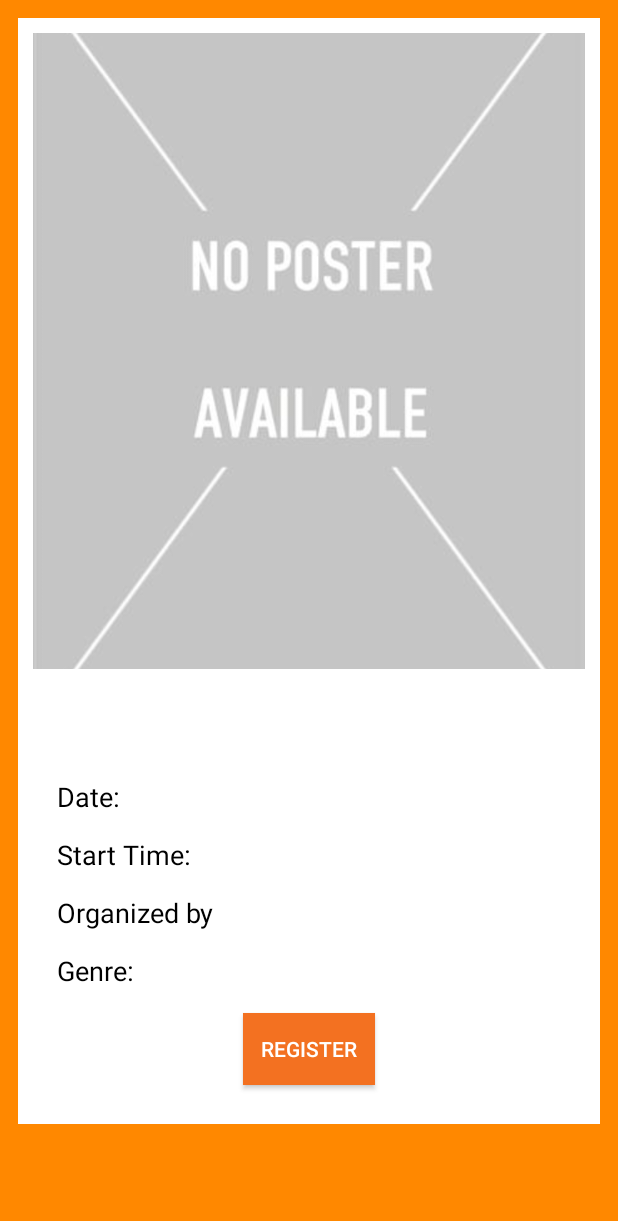
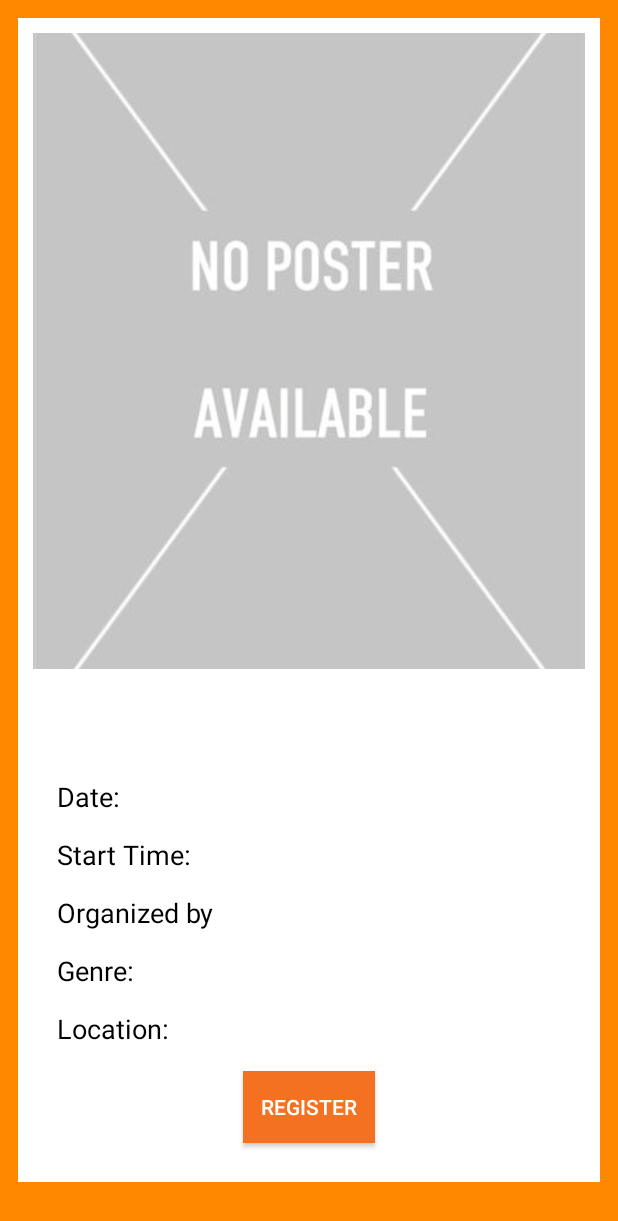
Before and after one commit to Chandravadhana24/E-Events-AAP-Project, an Android app: the eventDetails screen opened directly, with no data from a screen before it, on a phone screen of 412 x 824 dp. Shown: the top 1221 px of the screen. Run offline under Robolectric (Android 15) with nearby library versions, the phone set to English and light mode, and no system bars; Roboto replaces fonts that are not available here; 5 statements that could not run were skipped.

Commit message:
Venue Added To Event Details- MAJOR MILESTONE

```diff
--- a/E-Events-master/app/src/main/java/com/example/login_at1/Create_Event.java
+++ b/E-Events-master/app/src/main/java/com/example/login_at1/Create_Event.java
@@ -124,7 +124,7 @@ public class Create_Event extends AppCompatActivity implements AdapterView.OnIte
         no++;
 
         db=openOrCreateDatabase("Events",MODE_PRIVATE,null);
-        db.execSQL("CREATE TABLE IF NOT EXISTS event(userName VARCHAR(20),eventNo VARCHAR(20),event_name VARCHAR(20),organization VARCHAR(20),genre VARCHAR(20),eventDate VARCHAR(20),eventTime VARCHAR(20),primary key(eventNo,userName));");
+        db.execSQL("CREATE TABLE IF NOT EXISTS event(userName VARCHAR(20),eventNo VARCHAR(20),event_name VARCHAR(20),organization VARCHAR(20),genre VARCHAR(20),eventDate VARCHAR(20),eventTime VARCHAR(20), eventLocation VARCHAR(100), primary key(eventNo,userName));");
 
         date_editText.setOnClickListener(new View.OnClickListener() {
             @Override
@@ -264,7 +264,8 @@ public class Create_Event extends AppCompatActivity implements AdapterView.OnIte
                         "'"+organisation_name.getText().toString()+"'," +
                         "'"+whichGenre+"'," +
                         "'"+date_editText.getText().toString() + "'," +
-                        "'" + time_editText.getText().toString() + "');");
+                        "'" + time_editText.getText().toString() + "'," +
+                        "'"+venue_editText.getText().toString()+"');");
 
                 Toast.makeText(Create_Event.this,"Event created",Toast.LENGTH_SHORT ).show();
                 Intent myIntent = new Intent(Create_Event.this,nav_drawer.class);
--- a/E-Events-master/app/src/main/java/com/example/login_at1/Personal_Dashboard_Fragment.java
+++ b/E-Events-master/app/src/main/java/com/example/login_at1/Personal_Dashboard_Fragment.java
@@ -65,7 +65,7 @@ public class Personal_Dashboard_Fragment extends Fragment implements RecyclerVie
 
             // database.execSQL("CREATE TABLE IF NOT EXISTS event(event VARCHAR(20),organization VARCHAR(20),genre VARCHAR(20),eventDate VARCHAR(20),image_byteArr BLOB);");
 
-            database.execSQL("CREATE TABLE IF NOT EXISTS event(userName VARCHAR(20),eventNo VARCHAR(20) primary key,event_name VARCHAR(20),organization VARCHAR(20),genre VARCHAR(20),eventDate VARCHAR(20),eventTime VARCHAR(20),image_byteArr BLOB);");
+            database.execSQL("CREATE TABLE IF NOT EXISTS event(userName VARCHAR(20),eventNo VARCHAR(20) primary key,event_name VARCHAR(20),organization VARCHAR(20),genre VARCHAR(20),eventDate VARCHAR(20),eventTime VARCHAR(20), eventLocation VARCHAR (100), image_byteArr BLOB);");
 
             database.execSQL("CREATE TABLE IF NOT EXISTS myEvent(username VARCHAR(20),position VARCHAR(20), primary key(username,position));");
 
--- a/E-Events-master/app/src/main/java/com/example/login_at1/Public_Dashboard_Fragment.java
+++ b/E-Events-master/app/src/main/java/com/example/login_at1/Public_Dashboard_Fragment.java
@@ -79,7 +79,9 @@ public class Public_Dashboard_Fragment extends Fragment implements RecyclerViewA
                     "organization VARCHAR(20)," +
                     "genre VARCHAR(20)," +
                     "eventDate VARCHAR(20)," +
-                    "eventTime VARCHAR(20),primary key (userName,eventNo));" );
+                    "eventTime VARCHAR(20)," +
+                    "eventLocation VARCHAR(100)," +
+                    "primary key (userName,eventNo));" );
 
             database.execSQL("CREATE TABLE IF NOT EXISTS myEvent(username VARCHAR(20),position VARCHAR(20), primary key(username,position));");
 
--- a/E-Events-master/app/src/main/java/com/example/login_at1/eventDetails.java
+++ b/E-Events-master/app/src/main/java/com/example/login_at1/eventDetails.java
@@ -22,10 +22,10 @@ import java.util.ArrayList;
 
 public class eventDetails extends AppCompatActivity  implements View.OnClickListener {
 
-    TextView name,date,organization,genre,time;
+    TextView name,date,organization,genre,time,venue;
     ImageView img;
     Button register;
-    String num,uname,username,ename="",edate="",etime="",eorg="",egen="";
+    String num,uname,username,ename="",edate="",etime="",eorg="",egen="",elocation="";
     SQLiteDatabase db;
     private NotificationHelper mNotificationHelper;
     DatabaseHandlaer objectDatabaseHandler;
@@ -54,6 +54,7 @@ public class eventDetails extends AppCompatActivity  implements View.OnClickList
         genre=(TextView)findViewById(R.id.eventGenre);
         register=(Button)findViewById(R.id.reg);
         mNotificationHelper = new NotificationHelper(eventDetails.this);
+        venue=findViewById(R.id.eventLocation);
 
         Bundle b=getIntent().getExtras();
         num=b.getString("position");
@@ -64,7 +65,7 @@ public class eventDetails extends AppCompatActivity  implements View.OnClickList
 
         if(db!= null)
         {
-            Cursor c = db.rawQuery("SELECT userName,eventNo,event_name,organization,genre,eventDate,eventTime FROM event WHERE eventNo='"+num.toString()+"';", null);
+            Cursor c = db.rawQuery("SELECT userName,eventNo,event_name,organization,genre,eventDate,eventTime,eventLocation FROM event WHERE eventNo='"+num.toString()+"';", null);
 
             if(c.moveToFirst())
             {
@@ -75,6 +76,7 @@ public class eventDetails extends AppCompatActivity  implements View.OnClickList
                 eorg=c.getString(3);
                 egen=c.getString(4);
                 etime=c.getString(6);
+                elocation=c.getString(7);
             }
 
 
@@ -83,6 +85,7 @@ public class eventDetails extends AppCompatActivity  implements View.OnClickList
             time.setText("Start Time: " + etime);
             organization.setText("Organized by "+eorg);
             genre.setText("Genre: "+egen);
+            venue.setText("Location: "+elocation);
 
             Cursor c1 = db.rawQuery("SELECT username,position FROM myEvent where position='"+num+"' and username='"+uname+"';",null);
 
--- a/E-Events-master/app/src/main/res/layout/activity_event_details.xml
+++ b/E-Events-master/app/src/main/res/layout/activity_event_details.xml
@@ -79,6 +79,18 @@
         android:textColor="@android:color/black"
         android:textSize="18sp"/>
 
+            <TextView
+                android:layout_marginLeft="16dp"
+                android:layout_width="wrap_content"
+                android:layout_height="wrap_content"
+                android:layout_marginTop="14dp"
+                android:text="Location"
+                android:id="@+id/eventLocation"
+                android:textColor="@android:color/black"
+                android:textSize="18sp"/>
+
+
+
     <Button
         android:layout_margin="16dp"
         android:layout_gravity="center"
```
Also changed, not shown: E-Events-master/app/src/main/java/com/example/login_at1/modifyEvents.java (+90 -29 lines), E-Events-master/app/src/main/res/layout/activity_modify_events.xml (+10 -2 lines).
